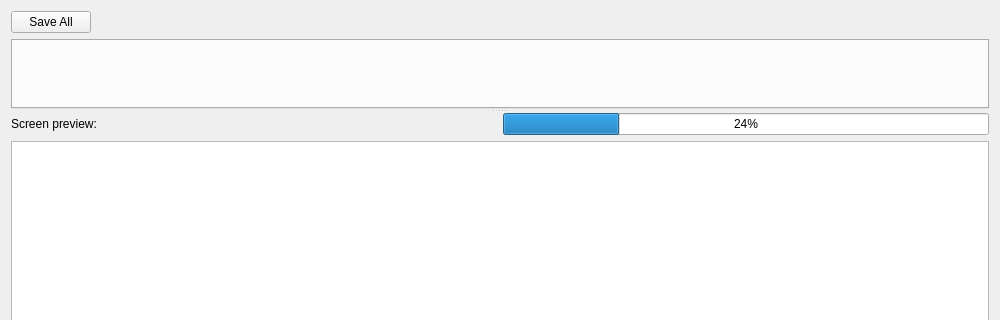
Qt form HuxQt/src/forms/ScreenEditorWindow.ui (janos-ijgyarto/HuxQt) before a commit; both pictures show x 0 to 1000 and y 0 to 320 of the 1000 by 799 pixel window.
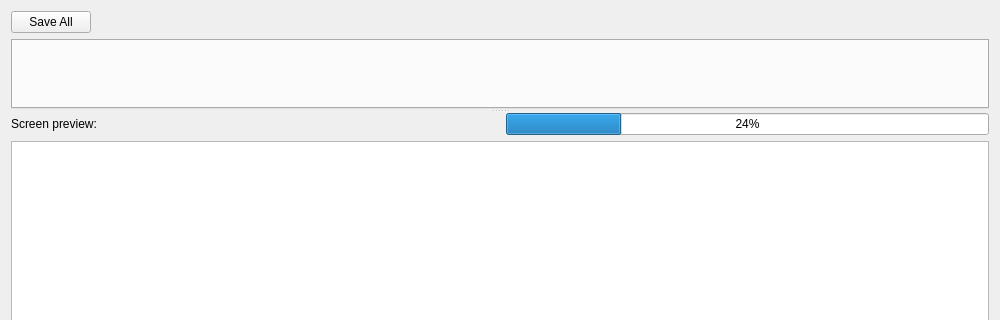
The same form after that commit.

Commit message: Script export/import fix, line & page counts, screen editor UI, misc.: - Set script parsing codec to UTF-8, should generate scripts without messing up certain characters. - Added code to calculate the number of lines and pages required to display terminal text (helps identify points where the text would overflow) - Screen editor tabs are now movable. Added a label to display page count if it exceeds a single page. - Added missing content to Qt and VS project files.

What changed in the file:
```diff
--- a/HuxQt/src/forms/ScreenEditorWindow.ui
+++ b/HuxQt/src/forms/ScreenEditorWindow.ui
@@ -53,8 +53,15 @@
       </layout>
      </widget>
      <widget class="QWidget" name="gridLayoutWidget">
-      <layout class="QGridLayout" name="screen_preview_grid">
-       <item row="0" column="1">
+      <layout class="QGridLayout" name="screen_preview_grid" columnstretch="1,1,2">
+       <item row="0" column="0">
+        <widget class="QLabel" name="screen_preview_label">
+         <property name="text">
+          <string>Screen preview:</string>
+         </property>
+        </widget>
+       </item>
+       <item row="0" column="2">
         <widget class="QProgressBar" name="screen_update_progress_bar">
          <property name="sizePolicy">
           <sizepolicy hsizetype="Minimum" vsizetype="Fixed">
@@ -67,14 +74,7 @@
          </property>
         </widget>
        </item>
-       <item row="0" column="0">
-        <widget class="QLabel" name="screen_preview_label">
-         <property name="text">
-          <string>Screen preview:</string>
-         </property>
-        </widget>
-       </item>
-       <item row="1" column="0" colspan="2">
+       <item row="1" column="0" colspan="3">
         <widget class="QGraphicsView" name="screen_preview"/>
        </item>
       </layout>
```
Left out of the diff: 10 changed lines with no effect on the pictures. The commit also changes 7 other files.
